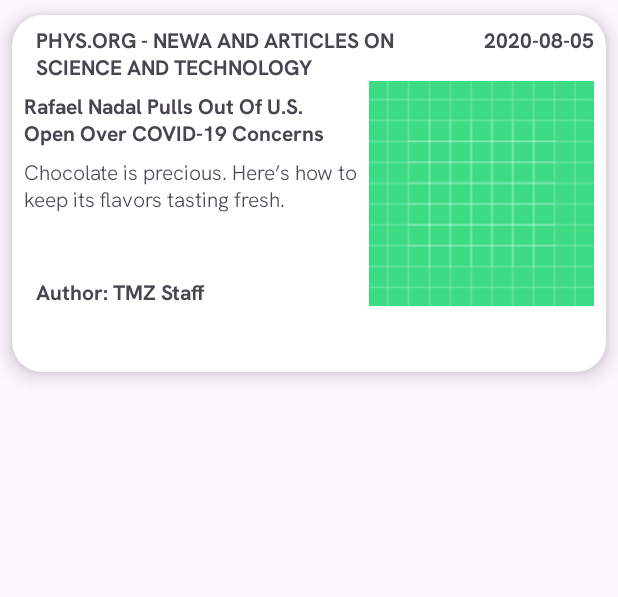
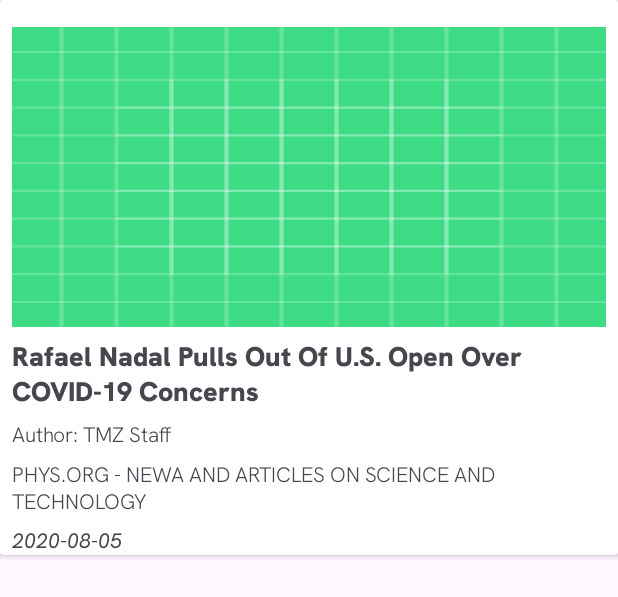
Before and after one commit to Dtorres4433/NewsApp, an Android app: the layout news_card.xml on its own in the app's theme, with its tools: preview values and no code run, on a phone screen of 412 x 824 dp. Shown: the top 597 px of the screen. Run offline under Robolectric (Android 15) with nearby library versions, the phone set to English and light mode, and no system bars.

Commit message:
Update news app icon and improve layout: change app icon, adjust margins, and enhance text formatting in news card layout.

```diff
--- a/app/src/main/AndroidManifest.xml
+++ b/app/src/main/AndroidManifest.xml
@@ -6,9 +6,9 @@
         android:allowBackup="true"
         android:dataExtractionRules="@xml/data_extraction_rules"
         android:fullBackupContent="@xml/backup_rules"
-        android:icon="@mipmap/ic_launcher"
+        android:icon="@mipmap/ic_news_app"
         android:label="@string/app_name"
-        android:roundIcon="@mipmap/ic_launcher_round"
+        android:roundIcon="@mipmap/ic_news_app_round"
         android:supportsRtl="true"
         android:theme="@style/Theme.NewsApp"
         tools:targetApi="31">
--- a/app/src/main/java/com/torresdavid/newsapp/Adapter/NewsAdapter.kt
+++ b/app/src/main/java/com/torresdavid/newsapp/Adapter/NewsAdapter.kt
@@ -37,14 +37,14 @@ class NewsAdapter(private val dataNews: Array<News>): RecyclerView.Adapter<NewsA
     @SuppressLint("SetTextI18n")
     override fun onBindViewHolder(holder: MyViewHolder, position: Int) {
         holder.tvTitle.text = convertHtmlEntities(dataNews[position].title)
-        holder.tvDate.text = formatedDate(dataNews[position].published_at)
+        holder.tvDate.text = "Date: ${formatedDate(dataNews[position].published_at)}"
         if (dataNews[position].author == null){
             holder.tvAuthor.text = "Author: N/A"
         } else {
             holder.tvAuthor.text = "Author: ${convertHtmlEntities(dataNews[position].author)}"
         }
         holder.tvDescription.text = convertHtmlEntities(dataNews[position].description)
-        holder.tvSource.text = convertHtmlEntities(dataNews[position].source)
+        holder.tvSource.text = "Source: ${convertHtmlEntities(dataNews[position].source)}"
         if (dataNews[position].image == null){
             holder.tvImage.visibility = View.GONE
         } else {
--- a/app/src/main/res/layout/activity_news.xml
+++ b/app/src/main/res/layout/activity_news.xml
@@ -117,6 +117,7 @@
         android:id="@+id/recyclerView"
         android:layout_width="match_parent"
         android:layout_height="0dp"
+        android:layout_marginBottom="8dp"
         app:layout_constraintBottom_toBottomOf="parent"
         app:layout_constraintEnd_toEndOf="parent"
         app:layout_constraintStart_toStartOf="parent"
--- a/app/src/main/res/layout/news_card.xml
+++ b/app/src/main/res/layout/news_card.xml
@@ -3,41 +3,36 @@
     xmlns:app="http://schemas.android.com/apk/res-auto"
     xmlns:tools="http://schemas.android.com/tools"
     android:layout_width="match_parent"
-    android:layout_height="wrap_content"
-    android:padding="8dp"
-    app:cardCornerRadius="20dp"
-    app:cardElevation="8dp"
-    android:layout_marginTop="10dp"
-    android:layout_marginStart="8dp"
-    android:layout_marginEnd="8dp">
+    android:layout_height="wrap_content">
 
     <androidx.constraintlayout.widget.ConstraintLayout
         android:layout_width="match_parent"
-        android:layout_height="match_parent">
+        android:layout_height="match_parent"
+        android:paddingTop="10dp">
 
         <TextView
             android:id="@+id/source"
             android:layout_width="0dp"
             android:layout_height="wrap_content"
-            android:layout_marginStart="16dp"
+            android:layout_marginStart="8dp"
             android:layout_marginTop="8dp"
-            android:fontFamily="@font/hankengrotesk_bold"
+            android:layout_marginEnd="8dp"
+            android:fontFamily="@font/hankengrotesk_light"
             android:text="PHYS.ORG - NEWA AND ARTICLES ON SCIENCE AND TECHNOLOGY"
-            android:textAllCaps="true"
-            app:layout_constraintBottom_toTopOf="@+id/imageView"
-            app:layout_constraintEnd_toStartOf="@+id/published_at"
-            app:layout_constraintHorizontal_bias="0.0"
+            app:layout_constraintEnd_toEndOf="parent"
             app:layout_constraintStart_toStartOf="parent"
-            app:layout_constraintTop_toTopOf="parent"
-            app:layout_constraintVertical_bias="0.0" />
+            app:layout_constraintTop_toBottomOf="@+id/author" />
 
         <ImageView
             android:id="@+id/imageView"
-            android:layout_width="150dp"
-            android:layout_height="150dp"
+            android:layout_width="0dp"
+            android:layout_height="200dp"
+            android:layout_marginStart="8dp"
+            android:layout_marginTop="8dp"
             android:layout_marginEnd="8dp"
-            app:layout_constraintBottom_toBottomOf="parent"
+            android:scaleType="fitXY"
             app:layout_constraintEnd_toEndOf="parent"
+            app:layout_constraintStart_toStartOf="parent"
             app:layout_constraintTop_toTopOf="parent"
             app:srcCompat="@drawable/ic_launcher_background" />
 
@@ -45,16 +40,12 @@
             android:id="@+id/published_at"
             android:layout_width="wrap_content"
             android:layout_height="wrap_content"
+            android:layout_marginStart="8dp"
             android:layout_marginTop="8dp"
-            android:layout_marginEnd="8dp"
-            android:fontFamily="@font/hankengrotesk_bold"
+            android:fontFamily="@font/hankengrotesk_italic"
             android:text="2020-08-05"
-            app:layout_constraintBottom_toTopOf="@+id/imageView"
-            app:layout_constraintEnd_toEndOf="parent"
-            app:layout_constraintHorizontal_bias="1.0"
-            app:layout_constraintStart_toEndOf="@+id/title"
-            app:layout_constraintTop_toTopOf="parent"
-            app:layout_constraintVertical_bias="0.0" />
+            app:layout_constraintStart_toStartOf="parent"
+            app:layout_constraintTop_toBottomOf="@+id/description" />
 
         <TextView
             android:id="@+id/title"
@@ -63,11 +54,12 @@
             android:layout_marginStart="8dp"
             android:layout_marginTop="8dp"
             android:layout_marginEnd="8dp"
-            android:fontFamily="@font/hankengrotesk_bold"
+            android:textSize="18sp"
+            android:fontFamily="@font/hankengrotesk_black"
             android:text="Rafael Nadal Pulls Out Of U.S. Open Over COVID-19 Concerns"
-            app:layout_constraintEnd_toStartOf="@+id/imageView"
+            app:layout_constraintEnd_toEndOf="parent"
             app:layout_constraintStart_toStartOf="parent"
-            app:layout_constraintTop_toBottomOf="@+id/source" />
+            app:layout_constraintTop_toBottomOf="@+id/imageView" />
 
         <TextView
             android:id="@+id/description"
@@ -76,26 +68,26 @@
             android:layout_marginStart="8dp"
             android:layout_marginTop="8dp"
             android:layout_marginEnd="8dp"
-            android:fontFamily="@font/hankengrotesk_light"
+            android:ellipsize="end"
+            android:fontFamily="@font/hankengrotesk_medium"
             android:justificationMode="inter_word"
+            android:maxLines="5"
             android:text="Chocolate is precious. Here’s how to keep its flavors tasting fresh."
-            app:layout_constraintEnd_toStartOf="@+id/imageView"
-            app:layout_constraintHorizontal_bias="0.0"
+            android:visibility="gone"
+            app:layout_constraintEnd_toEndOf="parent"
             app:layout_constraintStart_toStartOf="parent"
-            app:layout_constraintTop_toBottomOf="@+id/title" />
+            app:layout_constraintTop_toBottomOf="@+id/source" />
 
         <TextView
             android:id="@+id/author"
             android:layout_width="wrap_content"
             android:layout_height="wrap_content"
-            android:layout_marginStart="16dp"
+            android:layout_marginStart="8dp"
             android:layout_marginTop="8dp"
-            android:layout_marginBottom="8dp"
-            android:fontFamily="@font/hankengrotesk_bold"
+            android:fontFamily="@font/hankengrotesk_light"
             android:text="Author: TMZ Staff"
-            app:layout_constraintBottom_toBottomOf="parent"
             app:layout_constraintStart_toStartOf="parent"
-            app:layout_constraintTop_toBottomOf="@+id/description" />
+            app:layout_constraintTop_toBottomOf="@+id/title" />
 
     </androidx.constraintlayout.widget.ConstraintLayout>
 
```
